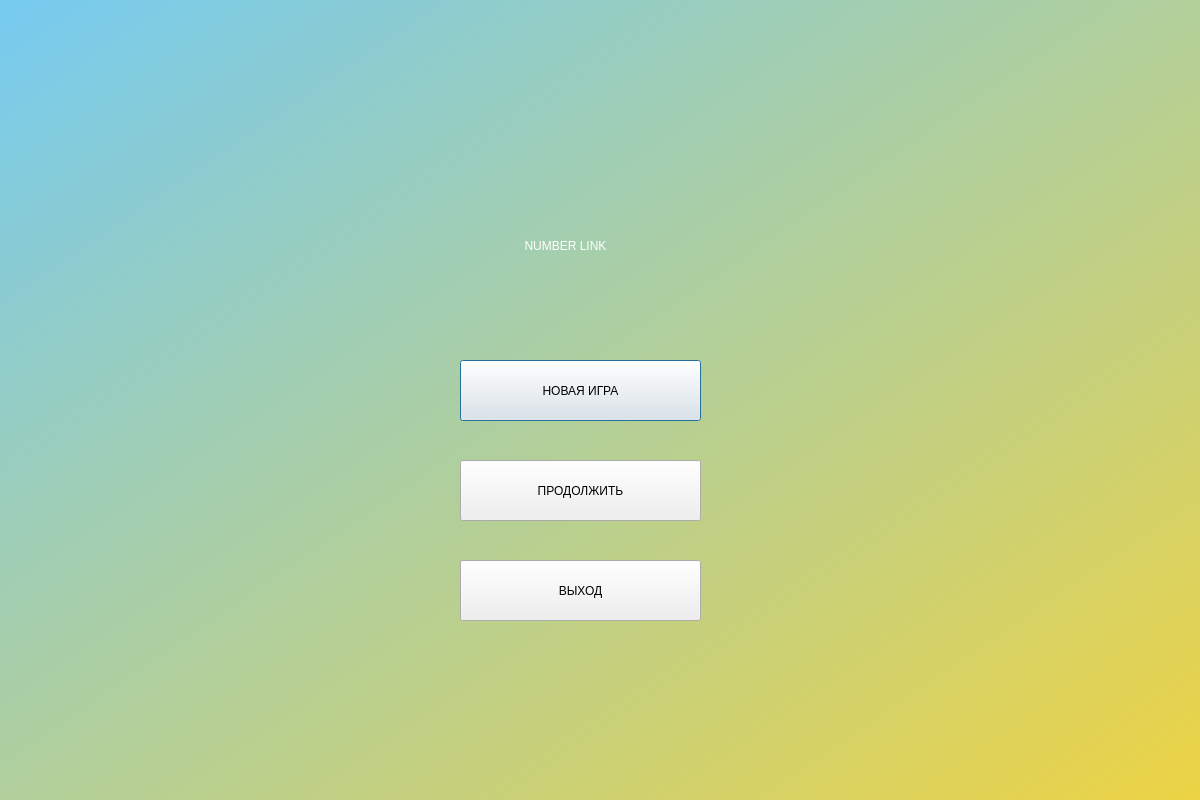
Above: resource/WelcomeScreen.ui from lGreenLightl/numberlink before the change. Below: the same form after it.
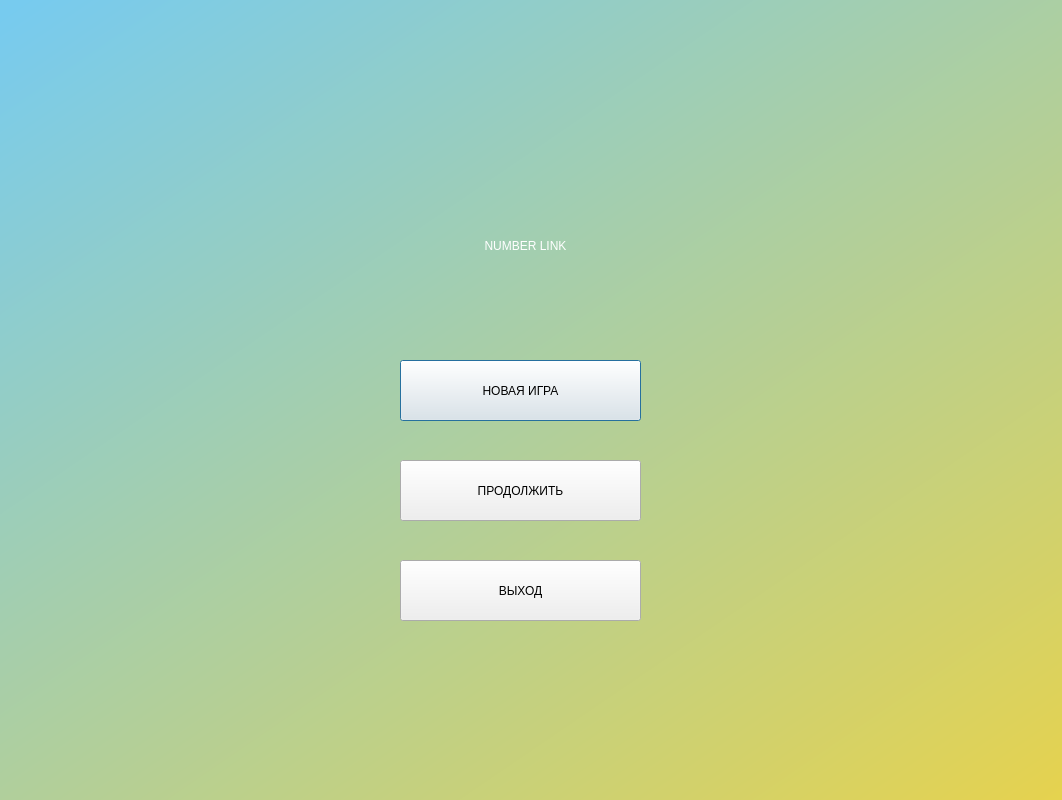
That is the form after the change.

What changed in the file:
```diff
--- a/resource/WelcomeScreen.ui
+++ b/resource/WelcomeScreen.ui
@@ -6,7 +6,7 @@
    <rect>
     <x>0</x>
     <y>0</y>
-    <width>1200</width>
+    <width>1062</width>
     <height>800</height>
    </rect>
   </property>
@@ -33,7 +33,7 @@
     </property>
     <property name="geometry">
      <rect>
-      <x>290</x>
+      <x>250</x>
       <y>210</y>
       <width>551</width>
       <height>71</height>
@@ -53,7 +53,7 @@
    <widget class="QPushButton" name="NewGameButton">
     <property name="geometry">
      <rect>
-      <x>460</x>
+      <x>400</x>
       <y>360</y>
       <width>241</width>
       <height>61</height>
@@ -75,7 +75,7 @@
    <widget class="QPushButton" name="ContinueButton">
     <property name="geometry">
      <rect>
-      <x>460</x>
+      <x>400</x>
       <y>460</y>
       <width>241</width>
       <height>61</height>
@@ -100,7 +100,7 @@
    <widget class="QPushButton" name="ExitButton">
     <property name="geometry">
      <rect>
-      <x>460</x>
+      <x>400</x>
       <y>560</y>
       <width>241</width>
       <height>61</height>
```
Left out of the diff: 6 changed lines with no effect on the pictures.
